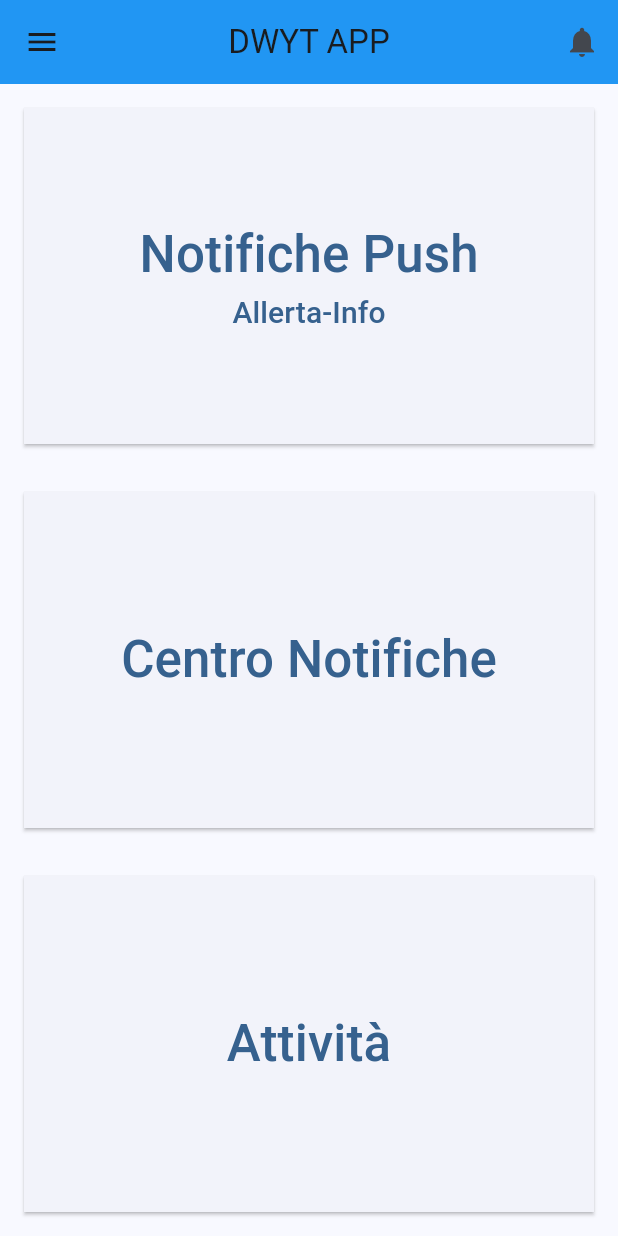
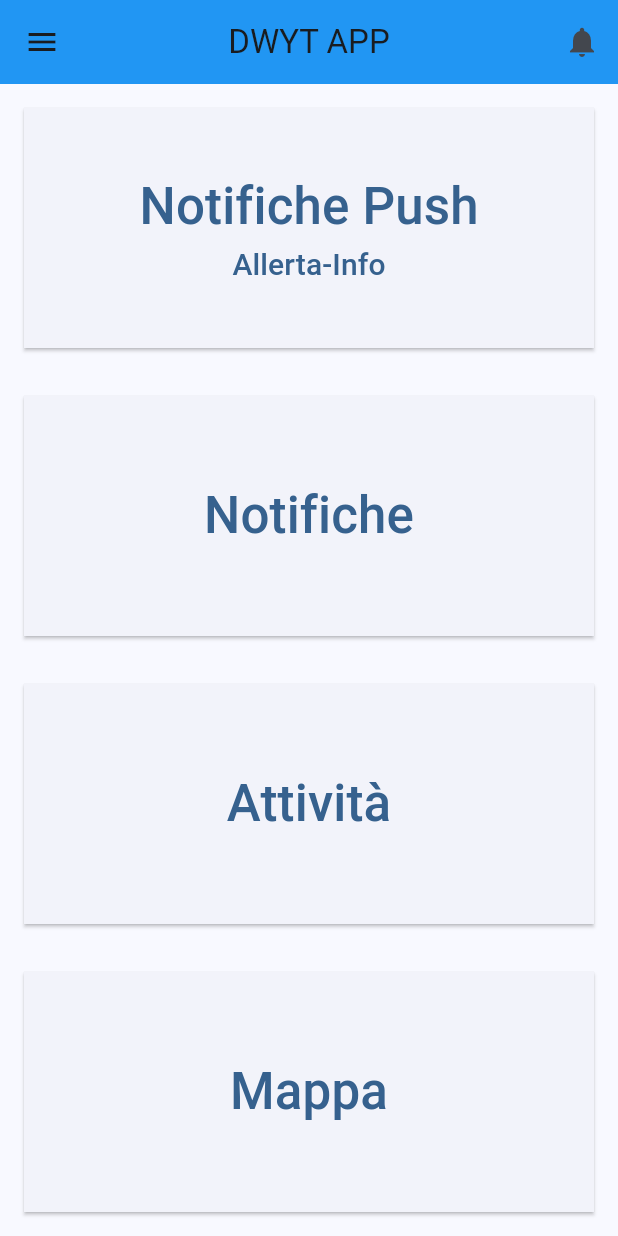
Before and after one commit to gazzamood/dwyt_repo, a Flutter app: the screen it shows once a user with an empty profile is signed in, on a phone screen of 412 x 824 dp. Run offline on Flutter 3.47's test engine with Material 3 defaults, Android fonts, the phone set to English and light mode, and no system bars; our stand-ins replace cloud_firestore, firebase_auth, firebase_core, firebase_messaging, geocoding, geolocator and 3 more; accounts and stored records are empty.

Commit message:
fix home page

```diff
--- a/lib/pages/home_page.dart
+++ b/lib/pages/home_page.dart
@@ -5,10 +5,12 @@ import 'package:geolocator/geolocator.dart';
 
 import '../services/auth.dart';
 import 'allerta_page.dart';
-import 'attivita_page.dart';
+import 'attivita_page.dart'; // Aggiorna l'importazione se necessario
+import 'cerca_attivita_page.dart'; // Importa la pagina CercaAttivitaPage
 import 'login_page.dart';
+import 'map_page.dart'; // Importa la pagina MapPage
 import 'notifica_page.dart';
-import 'profilo_page.dart'; // Importa la pagina ProfiloPage
+import 'profilo_page.dart';
 
 class HomePage extends StatefulWidget {
   const HomePage({super.key});
@@ -20,6 +22,7 @@ class HomePage extends StatefulWidget {
 class _HomePageState extends State<HomePage> {
   late User? user;
   String menuTitle = 'Nessun utente'; // Titolo di default
+  bool isUser = true;
 
   @override
   void initState() {
@@ -38,14 +41,12 @@ class _HomePageState extends State<HomePage> {
 
   void updateMenuTitle() {
     if (user != null) {
-      // Recupera dati dell'utente dalla collezione 'users'
       FirebaseFirestore.instance.collection('users').doc(user!.uid).get().then((DocumentSnapshot userDoc) {
         if (userDoc.exists) {
           setState(() {
             menuTitle = user!.email ?? 'Nessun utente';
           });
         } else {
-          // Se l'utente non è trovato nella collezione 'users', controlla nella collezione 'activities'
           FirebaseFirestore.instance.collection('activities').where('activityId', isEqualTo: user!.uid).get().then((QuerySnapshot activityQuery) {
             if (activityQuery.docs.isNotEmpty) {
               setState(() {
@@ -75,7 +76,6 @@ class _HomePageState extends State<HomePage> {
     if (permission == LocationPermission.denied || permission == LocationPermission.deniedForever) {
       permission = await Geolocator.requestPermission();
       if (permission != LocationPermission.whileInUse && permission != LocationPermission.always) {
-        // Handle the case where the user denied the permission
         showDialog(
           context: context,
           builder: (BuildContext context) {
@@ -200,7 +200,7 @@ class _HomePageState extends State<HomePage> {
                   padding: const EdgeInsets.all(16.0),
                 ),
                 child: const Text(
-                  'Centro Notifiche',
+                  'Notifiche',
                   style: TextStyle(fontSize: 34.0),
                 ),
               ),
@@ -214,7 +214,7 @@ class _HomePageState extends State<HomePage> {
                 onPressed: () {
                   Navigator.push(
                     context,
-                    MaterialPageRoute(builder: (context) => const AttivitaPage()),
+                    MaterialPageRoute(builder: (context) => const CercaAttivitaPage()), // Modificato per collegarsi a CercaAttivitaPage
                   );
                 },
                 style: ElevatedButton.styleFrom(
@@ -230,6 +230,30 @@ class _HomePageState extends State<HomePage> {
               ),
             ),
           ),
+          Expanded(
+            child: Container(
+              margin: const EdgeInsets.all(16.0),
+              width: double.infinity,
+              child: ElevatedButton(
+                onPressed: () {
+                  Navigator.push(
+                    context,
+                    MaterialPageRoute(builder: (context) => const MapPage()), // Aggiunto il nuovo tasto per la pagina MapPage
+                  );
+                },
+                style: ElevatedButton.styleFrom(
+                  shape: const RoundedRectangleBorder(
+                    borderRadius: BorderRadius.zero,
+                  ),
+                  padding: const EdgeInsets.all(16.0),
+                ),
+                child: const Text(
+                  'Mappa',
+                  style: TextStyle(fontSize: 34.0),
+                ),
+              ),
+            ),
+          ),
         ],
       ),
     );
```
